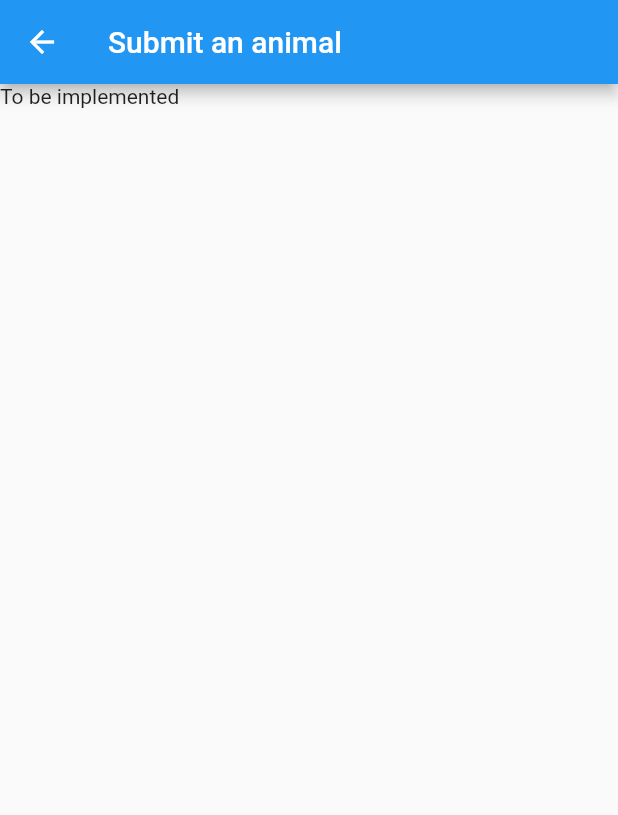
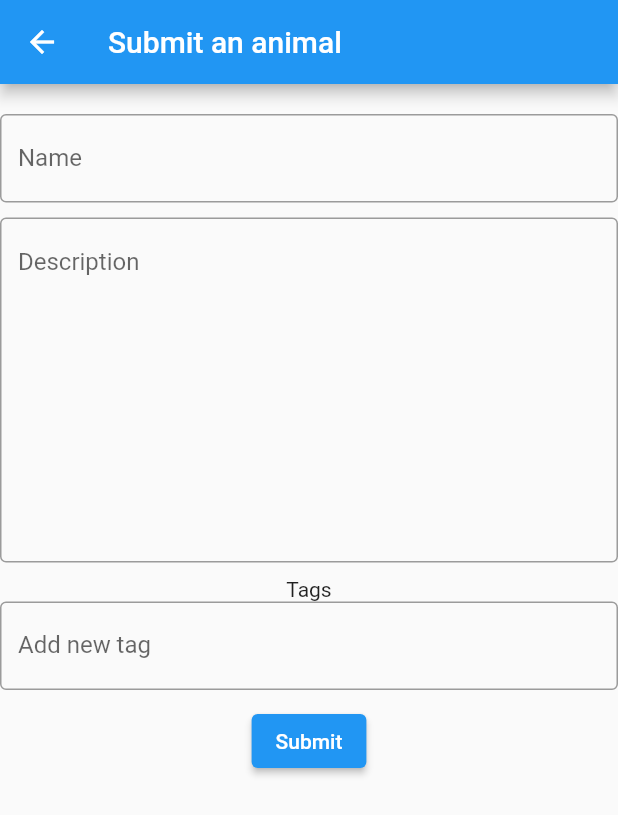
Before and after one commit to wattanit/tech-camp5-flutter, a Flutter app: the AnimalSubmitPage screen opened by its route, on a phone screen of 412 x 824 dp. Shown: the top 815 px of the screen. Run offline on Flutter 3.47's test engine with Material 2 defaults, Android fonts, the phone set to English and light mode, and no system bars; our stand-ins replace logger, shared_preferences; accounts and stored records are empty.

Commit message:
Implement submit animal form

```diff
--- a/lib/pages/animal_submit.dart
+++ b/lib/pages/animal_submit.dart
@@ -1,18 +1,141 @@
 import 'package:flutter/material.dart';
+import 'package:logger/logger.dart';
+import 'package:http/http.dart' as http;
+import 'dart:convert';
 
-class AnimalSubmitPage extends StatelessWidget {
+final logger = Logger();
+
+class AnimalSubmitPage extends StatefulWidget {
   const AnimalSubmitPage({Key? key}) : super(key: key);
 
   @override
+  State<AnimalSubmitPage> createState() => _AnimalSubmitPageState();
+}
+
+class _AnimalSubmitPageState extends State<AnimalSubmitPage> {
+  String _formName = "";
+  String _formDescription = "";
+  String _formNewTag = "";
+  List<String> _formTags = [];
+
+  final newTagField = TextEditingController();
+
+  void handleSubmit() async{
+    logger.d("Sending request to POST /api/animal");
+    final response = await http.post(
+      Uri.parse("http://127.0.0.1:4000/api/animal"),
+      headers: {
+        "Content-type": "application/json"
+      },
+      body: json.encode({
+        "name": _formName,
+        "description": _formDescription,
+        "tags": _formTags
+      })
+    );
+
+    if (response.statusCode == 200){
+      logger.d("Received success response from POST /api/animal");
+      Navigator.pop(context);
+    }
+  }
+
+  @override
   Widget build(BuildContext context) {
+
+    List<Widget> tags = _formTags.map((tag)=>
+      TextButton(
+        onPressed: (){
+          var oldTags = _formTags;
+          oldTags.remove(tag);
+          setState(() {
+            _formTags = oldTags;
+          });
+        },
+        child: Text(tag),
+      )
+    ).toList();
+
     return Scaffold(
       appBar: AppBar(
         title: const Text("Submit an animal"),
       ),
       body: Column(
-        children: const [
-          Text("To be implemented")
-        ]
+          children: <Widget>[
+            const SizedBox(height: 20),
+            Center(
+              child: TextField(
+                onChanged: (value){
+                  setState(() {
+                    _formName = value;
+                  });
+                },
+                decoration: const InputDecoration(
+                    border: OutlineInputBorder(),
+                    labelText: "Name"
+                ),
+              ),
+            ),
+            const SizedBox(height: 10),
+            Center(
+              child: TextField(
+                onChanged: (value){
+                  setState(() {
+                    _formDescription = value;
+                  });
+                },
+                maxLines: 10,
+                decoration: const InputDecoration(
+                  border: OutlineInputBorder(),
+                  hintText: "Description",
+                ),
+              ),
+            ),
+            const SizedBox(height: 10),
+            const Text("Tags"),
+            Center(
+              child: TextField(
+                controller: newTagField,
+                onChanged: (value){
+                  if (value.isEmpty){
+                    setState(() {
+                      _formNewTag = value;
+                    });
+                    return;
+                  }
+
+                  final lastChar = value.substring(value.length - 1);
+                  if (lastChar==" "){
+                    final tag = value.substring(0, value.length-1);
+                    var oldTags = _formTags;
+                    oldTags.add(tag);
+                    setState(() {
+                      _formNewTag = "";
+                      _formTags = oldTags;
+                    });
+                    newTagField.text = "";
+                  }else{
+                    setState(() {
+                      _formNewTag = value;
+                    });
+                  }
+                },
+                decoration: const InputDecoration(
+                  border: OutlineInputBorder(),
+                  labelText: "Add new tag",
+                  hintText: "type space to add new tag"
+                ),
+              ),
+            ),
+            Wrap(
+              children: tags,
+            ),
+            const SizedBox(height: 10),
+            ElevatedButton(
+                onPressed: (){},
+                child: const Text("Submit")
+            )
+          ]
       ),
     );
   }
--- a/lib/pages/register.dart
+++ b/lib/pages/register.dart
@@ -34,7 +34,7 @@ class _RegisterPageState extends State<RegisterPage> {
     );
 
     if (response.statusCode == 200) {
-      logger.d("Received response from POST /api/user");
+      logger.d("Received success response from POST /api/user");
       Navigator.pushNamed(context, "/");
     }else{
       throw Exception('Error response: '+ response.statusCode.toString());
```
